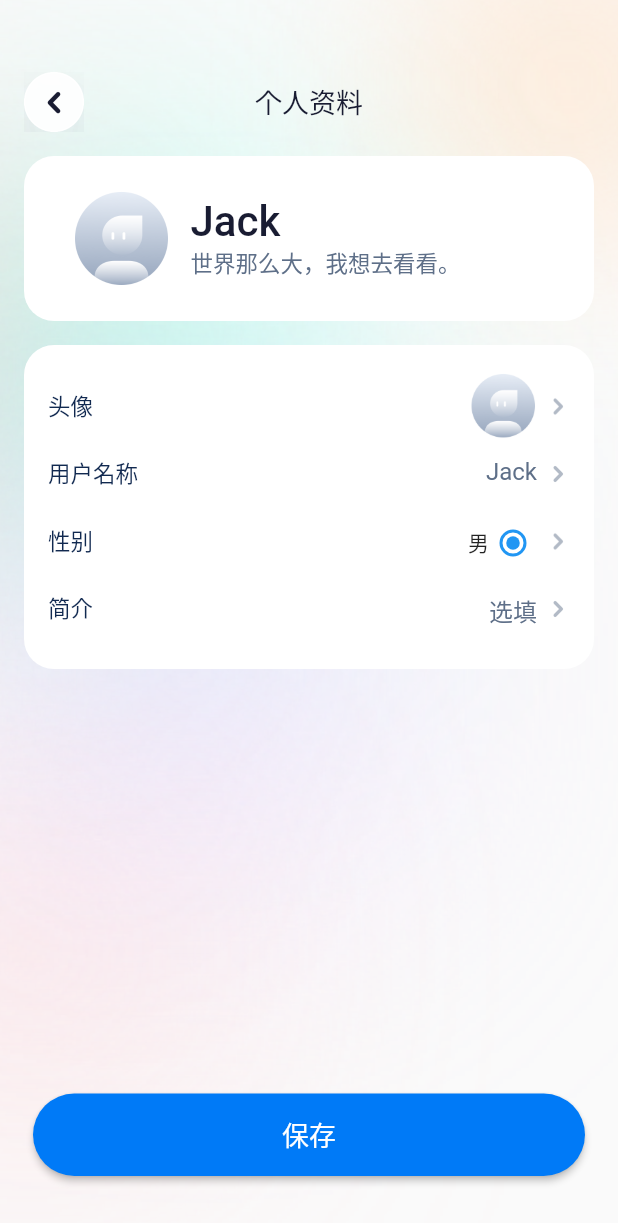
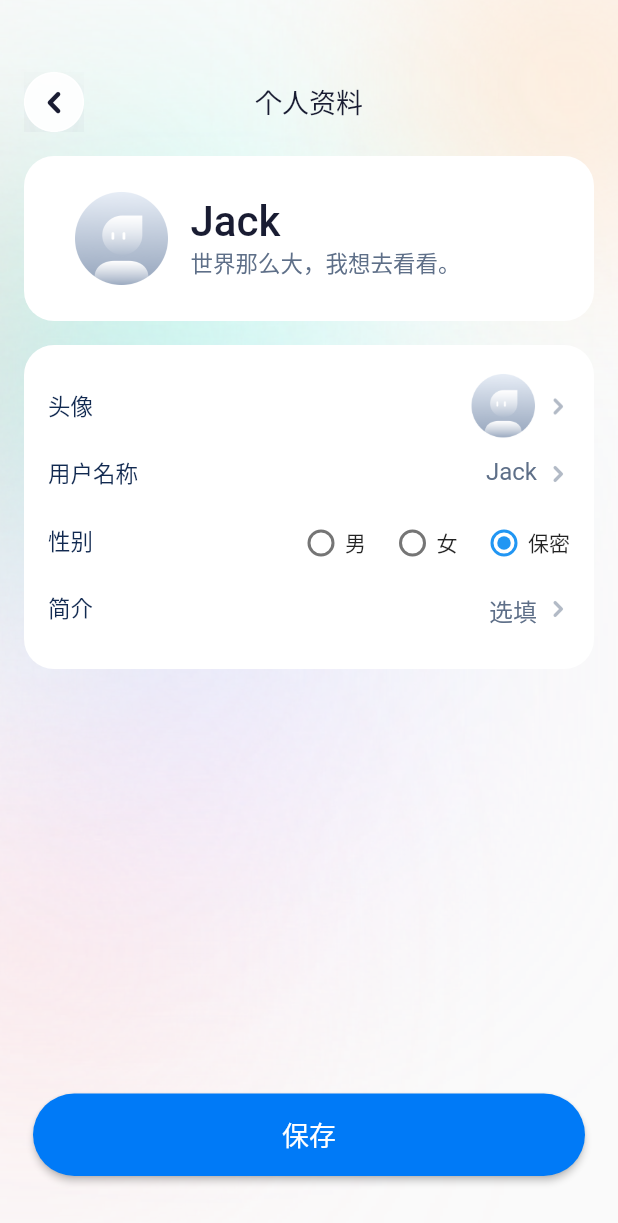
Before and after one commit to chenqun2016/zgene, a Flutter app: the MyInfoPage screen opened directly, on a phone screen of 412 x 824 dp. Shown: the top 1223 px of the screen. Run offline on Flutter 3.47's test engine with Material 2 defaults, Android fonts, the phone set to English and light mode, and no system bars; our stand-ins replace card_swiper, chewie, connectivity, device_info, dio, flutter_easyloading and 6 more; missing offline and left inert: flutter_inappwebview, flutter_pickers; accounts and stored records are empty; network calls fail.

Commit message:
优化部分页面的交互

```diff
--- a/zgene/lib/pages/my/my_address_list.dart
+++ b/zgene/lib/pages/my/my_address_list.dart
@@ -18,7 +18,7 @@ class _MyAddressListPageState extends BaseWidgetState<MyAddressListPage> {
   List list = [];
   List tempList = [];
   int page = 1;
-  int errorCode = 1; //0.正常 1.暂无数据 2.错误 3.没有网络
+  int errorCode = 0; //0.正常 1.暂无数据 2.错误 3.没有网络
 
   @override
   void initState() {
--- a/zgene/lib/pages/my/my_info_page.dart
+++ b/zgene/lib/pages/my/my_info_page.dart
@@ -11,6 +11,7 @@ class MyInfoPage extends StatefulWidget {
 }
 
 class _MyInfoPageState extends State<MyInfoPage> {
+  int sexType=3;
 
   @override
   Widget build(BuildContext context) {
@@ -244,29 +245,70 @@ class _MyInfoPageState extends State<MyInfoPage> {
                     style: TextStyle(fontSize: 15, color: Color(0xFF112950)),
                   )),
               Positioned(
-                right: 22,
+                right: 0,
                 top: 8,
                 child: Row(
                   children: [
-                    Text("男"),
                     Radio(
                       value: 1,
-                      groupValue: 1,
-                      visualDensity: VisualDensity(horizontal: -4, vertical: -4),
+                      groupValue: sexType,
+                      visualDensity:
+                          VisualDensity(horizontal: -4, vertical: -4),
                       onChanged: (value) {
-
+                        setState(() {
+                          sexType=value;
+                        });
                       },
                     ),
+                    GestureDetector(
+                      onTap: () {
+                        setState(() {
+                          sexType=1;
+                        });
+                      },
+                      child: Container(
+                          margin: EdgeInsets.only(right: 15), child: Text("男")),
+                    ),
+                    Radio(
+                      value: 2,
+                      groupValue: sexType,
+                      visualDensity:
+                          VisualDensity(horizontal: -4, vertical: -4),
+                      onChanged: (value) {
+                        setState(() {
+                          sexType=value;
+                        });
+                      },
+                    ),
+                    GestureDetector(
+                      onTap: () {
+                        setState(() {
+                          sexType=2;
+                        });
+                      },
+                      child: Container(
+                          margin: EdgeInsets.only(right: 15), child: Text("女")),
+                    ),
+                    Radio(
+                      value: 3,
+                      groupValue: sexType,
+                      visualDensity:
+                          VisualDensity(horizontal: -4, vertical: -4),
+                      onChanged: (value) {
+                        setState(() {
+                          sexType=value;
+                        });
+                      },
+                    ),
+                    GestureDetector(
+                      onTap: () {
+                        setState(() {
+                          sexType=3;
+                        });
+                      },
+                      child: Text("保密"),
+                    ),
                   ],
-                ),
-              ),
-              Positioned(
-                right: 0,
-                top: 15,
-                child: Image(
-                  image: AssetImage("assets/images/mine/icon_my_right.png"),
-                  height: 16,
-                  width: 16,
                 ),
               ),
             ],
--- a/zgene/lib/pages/my/my_message_list.dart
+++ b/zgene/lib/pages/my/my_message_list.dart
@@ -10,7 +10,7 @@ class MyMessagePage extends StatefulWidget {
 }
 
 class _MyMessagePageState extends State<MyMessagePage>{
-  int errorCode = 1; //0.正常 1.暂无数据 2.错误 3.没有网络
+  int errorCode = 0; //0.正常 1.暂无数据 2.错误 3.没有网络
   @override
   Widget build(BuildContext context) {
     return Scaffold(
```
Also changed, not shown: zgene/lib/pages/my/my_order_list.dart (+29 -2 lines), zgene/lib/pages/my/order_detail.dart (+79 -2 lines).
